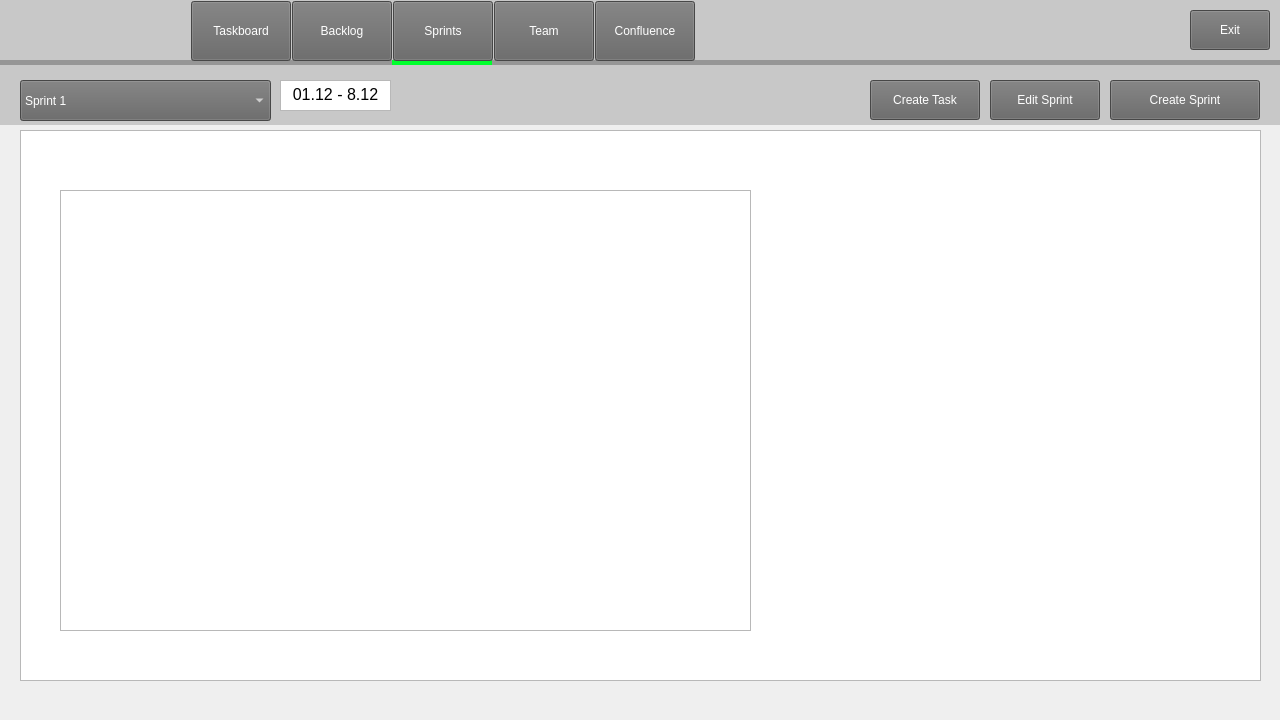
muazzamaqeel/Software-Project-CTS-5, file code/Staging_Environment/Recovered/Staging_Environment_Recorverd/parentboard.ui: the form before one commit.
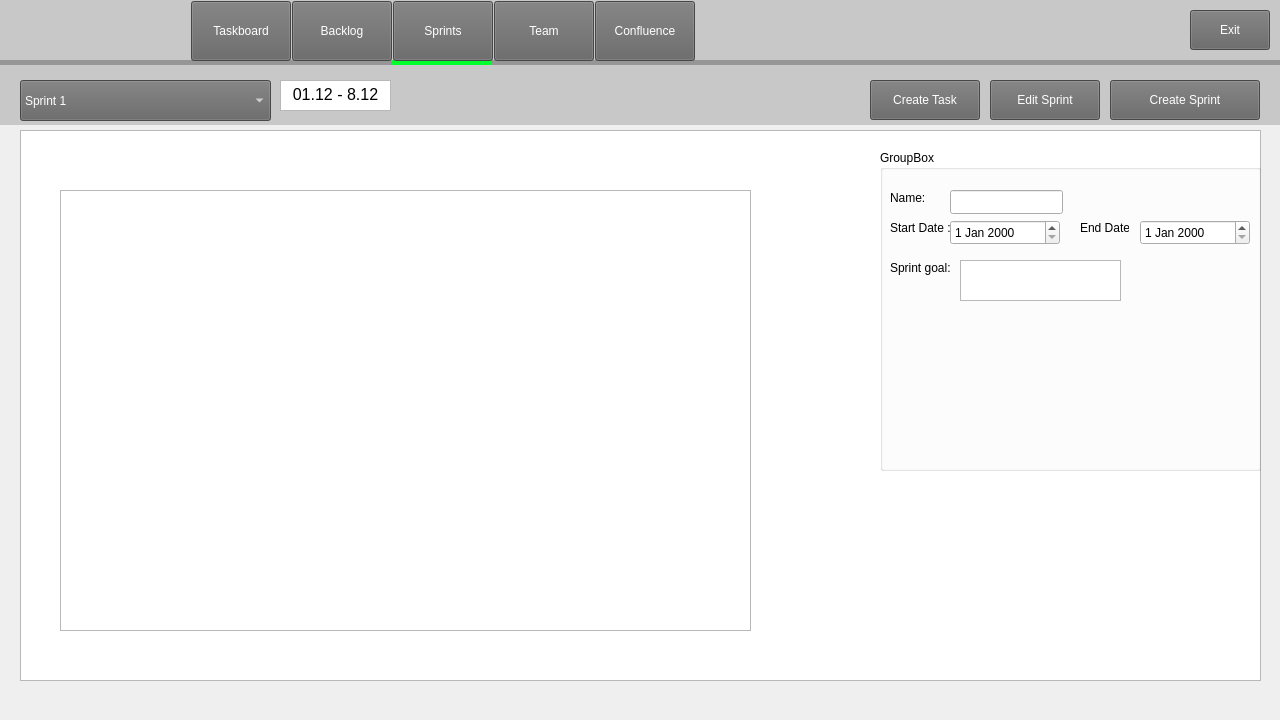
The form after the commit. The open tabs and pages were chosen to show the change. Icons and pictures are not drawn.

Commit message: Retrieving the task from the database  and the ui

The edit to the form file:
```diff
--- a/code/Staging_Environment/Recovered/Staging_Environment_Recorverd/parentboard.ui
+++ b/code/Staging_Environment/Recovered/Staging_Environment_Recorverd/parentboard.ui
@@ -108,7 +108,7 @@
     </size>
    </property>
    <property name="currentIndex">
-    <number>1</number>
+    <number>3</number>
    </property>
    <widget class="QWidget" name="taskboardPage">
     <widget class="QLabel" name="selectorT">
@@ -1316,6 +1316,111 @@
       </rect>
      </property>
     </widget>
+    <widget class="QGroupBox" name="sprintGroupBox">
+     <property name="geometry">
+      <rect>
+       <x>880</x>
+       <y>90</y>
+       <width>381</width>
+       <height>321</height>
+      </rect>
+     </property>
+     <property name="title">
+      <string>GroupBox</string>
+     </property>
+     <widget class="QLabel" name="label_2">
+      <property name="geometry">
+       <rect>
+        <x>10</x>
+        <y>40</y>
+        <width>49</width>
+        <height>16</height>
+       </rect>
+      </property>
+      <property name="text">
+       <string>Name:</string>
+      </property>
+     </widget>
+     <widget class="QLabel" name="label_3">
+      <property name="geometry">
+       <rect>
+        <x>10</x>
+        <y>70</y>
+        <width>81</width>
+        <height>16</height>
+       </rect>
+      </property>
+      <property name="text">
+       <string>Start Date :</string>
+      </property>
+     </widget>
+     <widget class="QLabel" name="label_4">
+      <property name="geometry">
+       <rect>
+        <x>10</x>
+        <y>110</y>
+        <width>61</width>
+        <height>16</height>
+       </rect>
+      </property>
+      <property name="text">
+       <string>Sprint goal:</string>
+      </property>
+     </widget>
+     <widget class="QLabel" name="label_6">
+      <property name="geometry">
+       <rect>
+        <x>200</x>
+        <y>70</y>
+        <width>49</width>
+        <height>16</height>
+       </rect>
+      </property>
+      <property name="text">
+       <string>End Date:</string>
+      </property>
+     </widget>
+     <widget class="QDateEdit" name="startDateEdit">
+      <property name="geometry">
+       <rect>
+        <x>70</x>
+        <y>70</y>
+        <width>110</width>
+        <height>25</height>
+       </rect>
+      </property>
+     </widget>
+     <widget class="QDateEdit" name="endDateEdit">
+      <property name="geometry">
+       <rect>
+        <x>260</x>
+        <y>70</y>
+        <width>110</width>
+        <height>25</height>
+       </rect>
+      </property>
+     </widget>
+     <widget class="QLineEdit" name="sprintNameLineEdit">
+      <property name="geometry">
+       <rect>
+        <x>70</x>
+        <y>40</y>
+        <width>113</width>
+        <height>24</height>
+       </rect>
+      </property>
+     </widget>
+     <widget class="QTextEdit" name="sprintGoalTextEdit">
+      <property name="geometry">
+       <rect>
+        <x>80</x>
+        <y>110</y>
+        <width>161</width>
+        <height>41</height>
+       </rect>
+      </property>
+     </widget>
+    </widget>
     <zorder>toplabelB_2</zorder>
     <zorder>selectorB_2</zorder>
     <zorder>selectorS</zorder>
@@ -1327,6 +1432,7 @@
     <zorder>sprint_createtask_button</zorder>
     <zorder>sprint_date</zorder>
     <zorder>sprint_table</zorder>
+    <zorder>sprintGroupBox</zorder>
    </widget>
    <widget class="QWidget" name="confluencePage">
     <widget class="QLabel" name="selectorC">
```
The commit also changes 4 other files.
